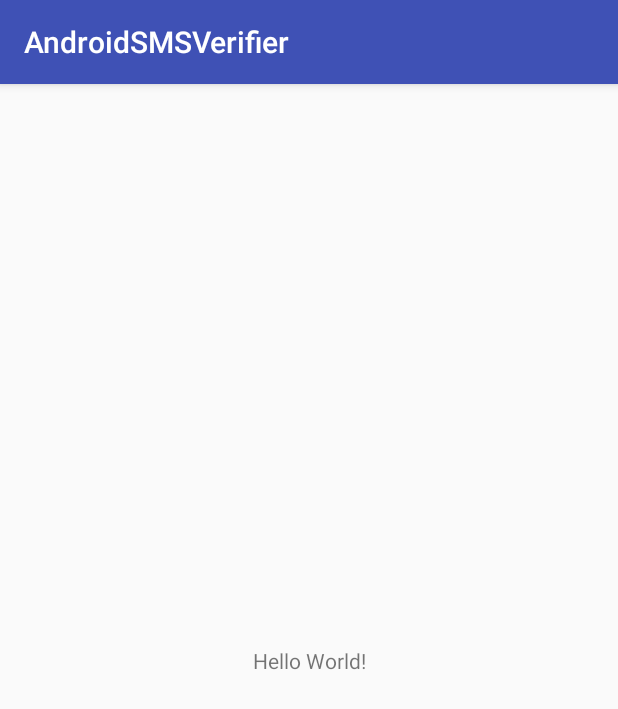
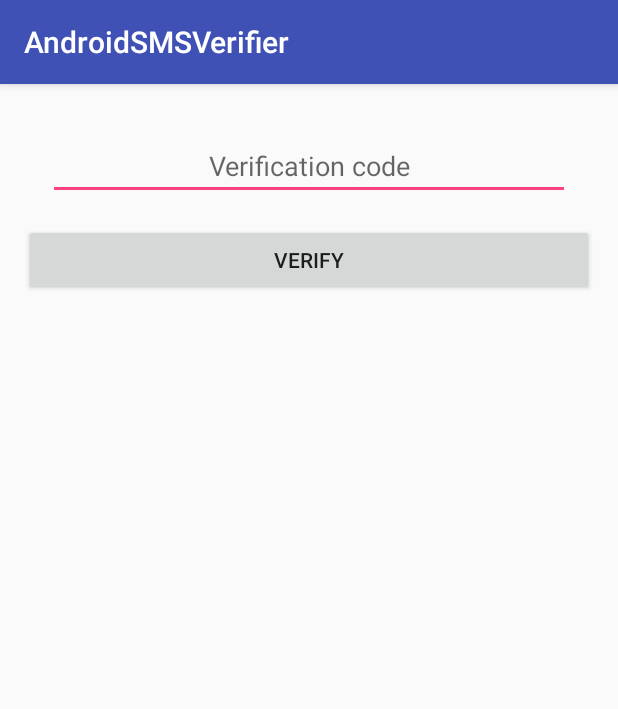
Before and after one commit to TimzOwen/android-sms-verifier, an Android app: the screen it shows after launch (MainActivity), on a phone screen of 412 x 824 dp. Shown: the top 709 px of the screen. Run offline under Robolectric (Android 15) with nearby library versions, the phone set to English and light mode, and no system bars.

Commit message:
Added Working Example

```diff
--- a/app/src/main/AndroidManifest.xml
+++ b/app/src/main/AndroidManifest.xml
@@ -1,6 +1,9 @@
 <?xml version="1.0" encoding="utf-8"?>
 <manifest xmlns:android="http://schemas.android.com/apk/res/android"
     package="com.androidstudy.androidsmsverifier">
+
+    <uses-permission android:name="android.permission.RECEIVE_SMS" />
+    <uses-permission android:name="android.permission.READ_SMS" />
 
     <application
         android:allowBackup="true"
--- a/app/src/main/java/com/androidstudy/androidsmsverifier/MainActivity.java
+++ b/app/src/main/java/com/androidstudy/androidsmsverifier/MainActivity.java
@@ -1,13 +1,89 @@
 package com.androidstudy.androidsmsverifier;
 
+import android.support.annotation.NonNull;
 import android.support.v7.app.AppCompatActivity;
 import android.os.Bundle;
+import android.view.View;
+import android.widget.Button;
+import android.widget.EditText;
+
+import com.androidstudy.smsverifier.OnSmsCatchListener;
+import com.androidstudy.smsverifier.SmsVerifyCatcher;
+
+import java.util.regex.Matcher;
+import java.util.regex.Pattern;
 
 public class MainActivity extends AppCompatActivity {
+
+    private SmsVerifyCatcher smsVerifyCatcher;
 
     @Override
     protected void onCreate(Bundle savedInstanceState) {
         super.onCreate(savedInstanceState);
         setContentView(R.layout.activity_main);
+
+        //Use Butterknife
+        final EditText etCode = findViewById(R.id.et_code);
+        final Button btnVerify = findViewById(R.id.btn_verify);
+
+        //Initialize the SmsVerifyCatcher
+        smsVerifyCatcher = new SmsVerifyCatcher(this, new OnSmsCatchListener<String>() {
+            @Override
+            public void onSmsCatch(String message) {
+                String code = parseCode(message);//Parse verification code
+                etCode.setText(code);//set code in edit text
+
+                //TODO Send the Verification Code to the Server
+            }
+        });
+
+        //set phone number filter if needed
+        smsVerifyCatcher.setPhoneNumberFilter("777");
+        //smsVerifyCatcher.setFilter("regexp");
+
+        //Button to trigger verification manually if it fails
+        btnVerify.setOnClickListener(new View.OnClickListener() {
+            @Override
+            public void onClick(View v) {
+                //TODO Send the Verification Code to the Server
+            }
+        });
+    }
+
+    /**
+     * Parse verification code
+     *
+     * @param message sms message
+     * @return only four numbers from massage string
+     */
+    private String parseCode(String message) {
+        Pattern p = Pattern.compile("\\b\\d{4}\\b");
+        Matcher m = p.matcher(message);
+        String code = "";
+        while (m.find()) {
+            code = m.group(0);
+        }
+        return code;
+    }
+
+    @Override
+    protected void onStart() {
+        super.onStart();
+        smsVerifyCatcher.onStart();
+    }
+
+    @Override
+    protected void onStop() {
+        super.onStop();
+        smsVerifyCatcher.onStop();
+    }
+
+    /**
+     * need for Android 6 real time permissions
+     */
+    @Override
+    public void onRequestPermissionsResult(int requestCode, @NonNull String[] permissions, @NonNull int[] grantResults) {
+        super.onRequestPermissionsResult(requestCode, permissions, grantResults);
+        smsVerifyCatcher.onRequestPermissionsResult(requestCode, permissions, grantResults);
     }
 }
--- a/app/src/main/res/layout/activity_main.xml
+++ b/app/src/main/res/layout/activity_main.xml
@@ -1,18 +1,24 @@
 <?xml version="1.0" encoding="utf-8"?>
-<android.support.constraint.ConstraintLayout xmlns:android="http://schemas.android.com/apk/res/android"
-    xmlns:app="http://schemas.android.com/apk/res-auto"
+<LinearLayout xmlns:android="http://schemas.android.com/apk/res/android"
     xmlns:tools="http://schemas.android.com/tools"
     android:layout_width="match_parent"
     android:layout_height="match_parent"
-    tools:context="com.androidstudy.androidsmsverifier.MainActivity">
+    android:orientation="vertical"
+    android:padding="16dp"
+    tools:context=".MainActivity">
 
-    <TextView
-        android:layout_width="wrap_content"
+    <EditText
+        android:id="@+id/et_code"
+        android:layout_width="match_parent"
         android:layout_height="wrap_content"
-        android:text="Hello World!"
-        app:layout_constraintBottom_toBottomOf="parent"
-        app:layout_constraintLeft_toLeftOf="parent"
-        app:layout_constraintRight_toRightOf="parent"
-        app:layout_constraintTop_toTopOf="parent" />
+        android:layout_margin="16dp"
+        android:gravity="center"
+        android:hint="@string/verification_code" />
 
-</android.support.constraint.ConstraintLayout>
+    <Button
+        android:id="@+id/btn_verify"
+        android:layout_width="match_parent"
+        android:layout_height="wrap_content"
+        android:text="@string/verify" />
+
+</LinearLayout>
--- a/app/src/main/res/values/strings.xml
+++ b/app/src/main/res/values/strings.xml
@@ -1,3 +1,5 @@
 <resources>
     <string name="app_name">AndroidSMSVerifier</string>
+    <string name="verification_code">Verification code</string>
+    <string name="verify">Verify</string>
 </resources>
```
